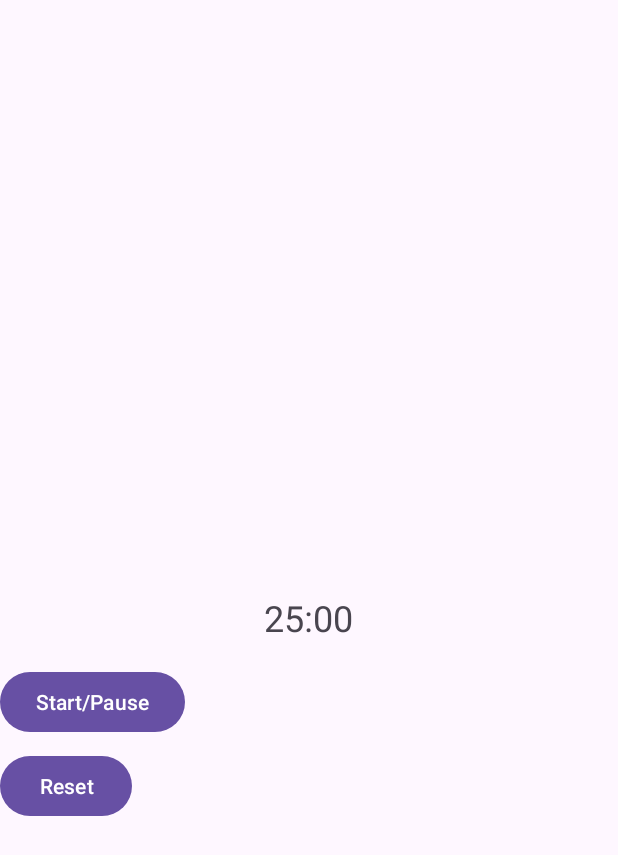
After one commit to PANKAKE-tm/productivity-time-managment-app, an Android app: the PomodoroTimer screen opened directly, with no data from a screen before it, on a phone screen of 412 x 824 dp. The commit adds this screen. Shown: the top 855 px of the screen. Run offline under Robolectric (Android 15) with nearby library versions, the phone set to English and light mode, and no system bars.

Commit message:
Added the Pomodoro timer acitivity with the timer implementation

```diff
--- a/app/src/main/AndroidManifest.xml
+++ b/app/src/main/AndroidManifest.xml
@@ -13,6 +13,9 @@
         android:theme="@style/Theme.MyApplication"
         tools:targetApi="31">
         <activity
+            android:name=".PomodoroTimer"
+            android:exported="false" />
+        <activity
             android:name=".MainActivity"
             android:exported="true">
             <intent-filter>
--- /dev/null
+++ b/app/src/main/java/com/example/myapplication/PomodoroTimer.java
@@ -0,0 +1,122 @@
+package com.example.myapplication;
+
+import androidx.appcompat.app.AppCompatActivity;
+
+import android.annotation.SuppressLint;
+import android.content.Intent;
+import android.os.Bundle;
+import android.os.CountDownTimer;
+import android.view.View;
+import android.widget.TextView;
+import android.widget.Button;
+
+public class PomodoroTimer extends AppCompatActivity {
+    private TextView timerTextView;
+    private Button startPauseButton;
+    private Button resetButton;
+    private CountDownTimer countDownTimer;
+    private boolean timerRunning;
+    private long timeLeftInMillis;
+    public long studyTime;
+    public long restTime;
+
+    @Override
+    protected void onCreate(Bundle savedInstanceState) {
+        super.onCreate(savedInstanceState);
+        setContentView(R.layout.activity_pomodoro_timer);
+
+        Intent intent = getIntent();
+        if (intent != null) {
+            studyTime = intent.getLongExtra("StudyTime", 25 * 60 * 1000);
+            restTime = intent.getLongExtra("RestTime", 5 * 60 * 1000);
+            timeLeftInMillis = studyTime;
+        }
+
+        //Locates the buttons
+        timerTextView = findViewById(R.id.timerTextView);
+        startPauseButton = findViewById(R.id.startPauseButton);
+        resetButton = findViewById(R.id.resetButton);
+
+        startPauseButton.setOnClickListener(new View.OnClickListener() {
+            @Override
+            public void onClick(View v) {
+                if (timerRunning) {
+                    pauseTimer();
+                } else {
+                    startTimer(timeLeftInMillis, restTime);
+                }
+            }
+        });
+
+        resetButton.setOnClickListener(new View.OnClickListener() {
+            @Override
+            public void onClick(View v) {
+                resetTimer();
+            }
+        });
+
+        updateTimerText();
+    }
+
+    /*
+    Set the timer to the preferred amount
+     */
+    private void startTimer(long studyT, long restT)
+    {
+        countDownTimer = new CountDownTimer(studyT, 1000) {
+            @Override
+            public void onTick(long millisUntilFinished) {
+                timeLeftInMillis = millisUntilFinished;
+                updateTimerText();
+            }
+
+            @Override
+            public void onFinish() {
+                if (timerRunning)
+                {
+                    timerRunning = false;
+                    startTimer(restT, 0);
+                }
+                else
+                {
+                    timerRunning = false;
+                    startPauseButton.setText("Start");
+                }
+            }
+        }.start();
+        timerRunning = true;
+        startPauseButton.setText("Pause");
+    }
+
+    /*
+    Pauses the timer
+     */
+    private void pauseTimer() {
+        countDownTimer.cancel();
+        timerRunning = false;
+        startPauseButton.setText("Resume");
+    }
+
+    /*
+    Reset the timer
+     */
+    private void resetTimer() {
+        timeLeftInMillis = studyTime; // Reset to 25 minutes
+        updateTimerText();
+        if (timerRunning) {
+            pauseTimer();
+        }
+        startPauseButton.setText("Start");
+    }
+
+    /*
+    Updates the time text according to the left time
+     */
+    private void updateTimerText() {
+        int minutes = (int) (timeLeftInMillis / 1000) / 60;
+        int seconds = (int) (timeLeftInMillis / 1000) % 60;
+
+        @SuppressLint("DefaultLocale") String timeLeftFormatted = String.format("%02d:%02d", minutes, seconds);
+        timerTextView.setText(timeLeftFormatted);
+    }
+}
--- /dev/null
+++ b/app/src/main/res/layout/activity_pomodoro_timer.xml
@@ -0,0 +1,31 @@
+<?xml version="1.0" encoding="utf-8"?>
+<RelativeLayout xmlns:android="http://schemas.android.com/apk/res/android"
+    xmlns:app="http://schemas.android.com/apk/res-auto"
+    xmlns:tools="http://schemas.android.com/tools"
+    android:layout_width="match_parent"
+    android:layout_height="match_parent"
+    tools:context=".PomodoroTimer">
+    <TextView
+        android:id="@+id/timerTextView"
+        android:layout_width="wrap_content"
+        android:layout_height="wrap_content"
+        android:textSize="24sp"
+        android:layout_centerInParent="true"
+        android:text="25:00" />
+
+    <Button
+        android:id="@+id/startPauseButton"
+        android:layout_width="wrap_content"
+        android:layout_height="wrap_content"
+        android:layout_below="@id/timerTextView"
+        android:layout_marginTop="16dp"
+        android:text="Start/Pause" />
+
+    <Button
+        android:id="@+id/resetButton"
+        android:layout_width="wrap_content"
+        android:layout_height="wrap_content"
+        android:layout_below="@id/startPauseButton"
+        android:layout_marginTop="8dp"
+        android:text="Reset" />
+</RelativeLayout>
```
Also changed, not shown: app/src/main/java/com/example/myapplication/MainActivity.java (+17 -0 lines), app/src/main/res/layout/activity_main.xml (+12 -2 lines).
